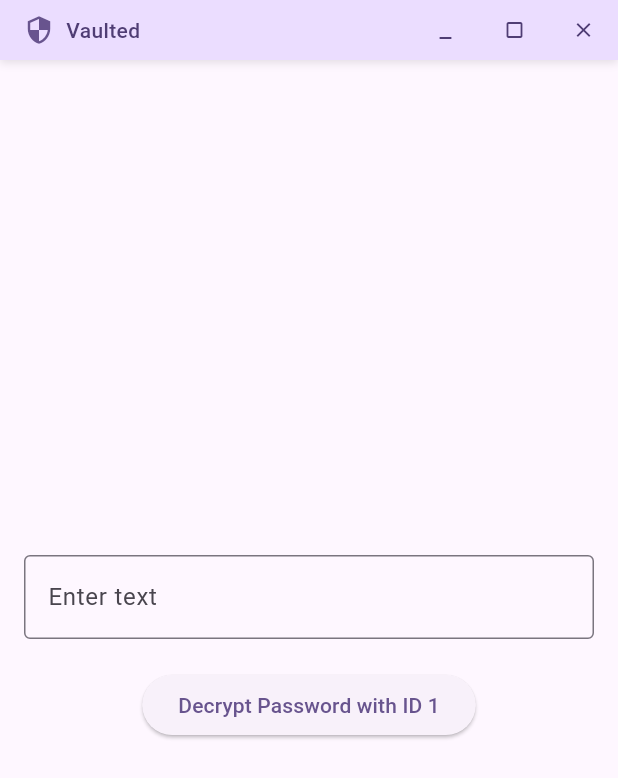
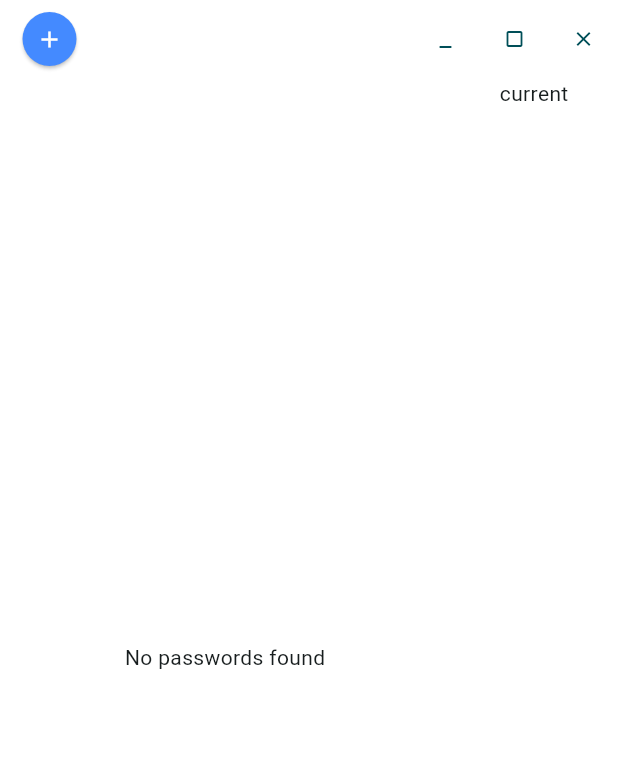
Before and after one commit to isahir0711/vaulted, a Flutter app: the screen it shows after launch, on a phone screen of 412 x 824 dp. Shown: the top 778 px of the screen. Run offline on Flutter 3.47's test engine with Material 3 defaults, Android fonts, the phone set to English and light mode, and no system bars; our stand-ins replace sqflite, sqflite_common_ffi; missing offline and left inert: encrypt, window_manager; accounts and stored records are empty.

Commit message:
account card to display the list of the accounts/passwords

```diff
--- /dev/null
+++ b/lib/enums/account_types.dart
@@ -0,0 +1 @@
+enum AccountTypes { Google, Facebook, Amazon, Twitch, Outlook, Mercado_Libre, Infonavit, Github, Discord, none }
--- a/lib/main.dart
+++ b/lib/main.dart
@@ -1,5 +1,7 @@
 import 'package:flutter/material.dart';
 import 'package:sqflite_common_ffi/sqflite_ffi.dart';
+import 'package:vaulted/components/account_card.dart';
+import 'package:vaulted/models/password.dart';
 import 'package:vaulted/services/dbservice.dart';
 import 'package:vaulted/services/encryption.dart';
 import 'package:window_manager/window_manager.dart';
@@ -36,7 +38,7 @@ class MyApp extends StatelessWidget {
   Widget build(BuildContext context) {
     return MaterialApp(
       title: 'Vaulted',
-      theme: ThemeData(colorScheme: ColorScheme.fromSeed(seedColor: Colors.deepPurple)),
+      theme: ThemeData(colorScheme: ColorScheme.fromSeed(seedColor: Colors.white)),
       home: const MyHomePage(title: 'Vaulted'),
       debugShowCheckedModeBanner: false,
     );
@@ -55,6 +57,7 @@ class MyHomePage extends StatefulWidget {
 class _MyHomePageState extends State<MyHomePage> {
   final TextEditingController _textController = TextEditingController();
 
+  List<Password> passwords = [];
   @override
   void initState() {
     _printPasswords();
@@ -62,8 +65,11 @@ class _MyHomePageState extends State<MyHomePage> {
   }
 
   Future<void> _printPasswords() async {
-    final passwords = await Dbservice().getPasswords();
-    print(passwords.length);
+    final loadedPasswords = await Dbservice().getPasswords();
+    setState(() {
+      passwords = loadedPasswords;
+    });
+    print('Loaded ${passwords.length} passwords');
     print(passwords);
   }
 
@@ -86,36 +92,45 @@ class _MyHomePageState extends State<MyHomePage> {
   @override
   Widget build(BuildContext context) {
     return Scaffold(
+      backgroundColor: Colors.white,
       body: Column(
         children: [
           // Custom title bar
-          Container(
-            height: 40,
+          Padding(
+            padding: const EdgeInsets.symmetric(vertical: 8.0),
+            child: Container(
+              height: 36,
               decoration: BoxDecoration(
-              color: Theme.of(context).colorScheme.primaryContainer,
-              boxShadow: [BoxShadow(color: Colors.black.withOpacity(0.1), blurRadius: 4, offset: const Offset(0, 2))],
+                color: Colors.white,
+                // boxShadow: [BoxShadow(color: Colors.black.withOpacity(0.1), blurRadius: 4, offset: const Offset(0, 2))],
               ),
               child: Row(
                 children: [
                   // App icon and title
                   Expanded(
                     child: DragToMoveArea(
-                    child: Container(
-                      padding: const EdgeInsets.symmetric(horizontal: 16),
                       child: Row(
                         children: [
-                          Icon(Icons.security, size: 20, color: Theme.of(context).colorScheme.primary),
-                          const SizedBox(width: 8),
-                          Text(
-                            widget.title,
-                            style: TextStyle(
-                              fontSize: 14,
-                              fontWeight: FontWeight.w500,
-                              color: Theme.of(context).colorScheme.onPrimaryContainer,
+                          ElevatedButton(
+                            onPressed: () => {print("New password")},
+                            style: ElevatedButton.styleFrom(
+                              backgroundColor: Colors.blueAccent,
+                              shape: const CircleBorder(),
                             ),
+                            child: Icon(Icons.add, color: Colors.white),
                           ),
+                          //Add Text field to search through the passwords
+                          // Icon(Icons.security, size: 20, color: Theme.of(context).colorScheme.primary),
+                          // const SizedBox(width: 8),
+                          // Text(
+                          //   widget.title,
+                          //   style: TextStyle(
+                          //     fontSize: 14,
+                          //     fontWeight: FontWeight.w500,
+                          //     color: Theme.of(context).colorScheme.onPrimaryContainer,
+                          //   ),
+                          // ),
                         ],
-                      ),
                       ),
                     ),
                   ),
@@ -139,28 +154,32 @@ class _MyHomePageState extends State<MyHomePage> {
                 ],
               ),
             ),
+          ),
           // Main content
           Expanded(
-            child: Center(
-              child: Padding(
-                padding: const EdgeInsets.all(16.0),
             child: Column(
-                  mainAxisAlignment: MainAxisAlignment.center,
               children: [
-                    TextField(
-                      onSubmitted: (String value) => Encryption().encryptPassword(value),
-                      controller: _textController,
-                      decoration: const InputDecoration(
-                        border: OutlineInputBorder(),
-                        labelText: 'Enter text',
-                        hintText: 'Type something...',
+                Expanded(
+                  child: Row(
+                    children: [
+                      Container(
+                        padding: EdgeInsets.symmetric(horizontal: 12),
+                        width: 300,
+                        child: passwords.isEmpty
+                            ? const Center(child: Text('No passwords found'))
+                            : ListView.separated(
+                                separatorBuilder: (context, index) => SizedBox(height: 8),
+                                itemCount: passwords.length,
+                                itemBuilder: (BuildContext context, int index) {
+                                  return AccountCard();
+                                },
                               ),
                       ),
-                    const SizedBox(height: 20),
-                    ElevatedButton(onPressed: _decryptPasswordWithId1, child: const Text('Decrypt Password with ID 1')),
+                      Expanded(child: Column(children: [Text("current")])),
                     ],
                   ),
                 ),
+              ],
             ),
           ),
         ],
--- a/pubspec.yaml
+++ b/pubspec.yaml
@@ -2,7 +2,7 @@ name: vaulted
 description: "A new Flutter project."
 # The following line prevents the package from being accidentally published to
 # pub.dev using `flutter pub publish`. This is preferred for private packages.
-publish_to: 'none' # Remove this line if you wish to publish to pub.dev
+publish_to: "none" # Remove this line if you wish to publish to pub.dev
 
 # The following defines the version and build number for your application.
 # A version number is three numbers separated by dots, like 1.2.43
@@ -56,11 +56,13 @@ dev_dependencies:
 
 # The following section is specific to Flutter packages.
 flutter:
-
   # The following line ensures that the Material Icons font is
   # included with your application, so that you can use the icons in
   # the material Icons class.
   uses-material-design: true
+
+  assets:
+    - assets/google_icon.png
 
   # To add assets to your application, add an assets section, like this:
   # assets:
```
Also changed, not shown: lib/components/account_card.dart (added, +53 -0 lines), assets/google_icon.png (added), google.svg (added). Lines whose indentation alone changed are shown as unchanged.
